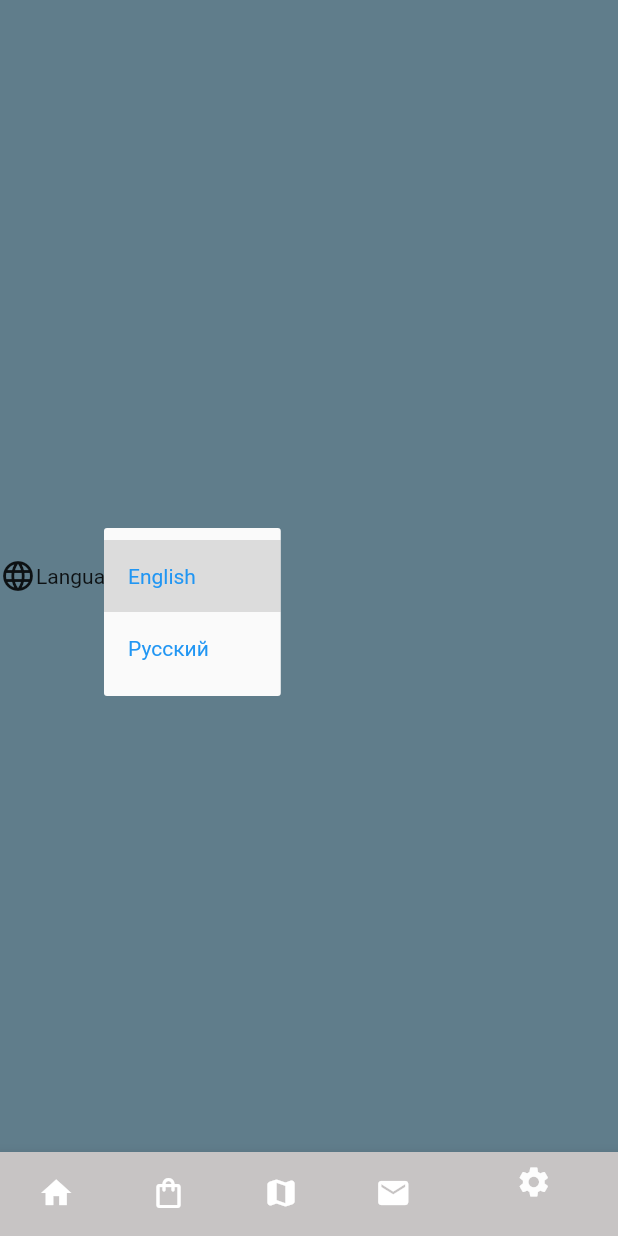
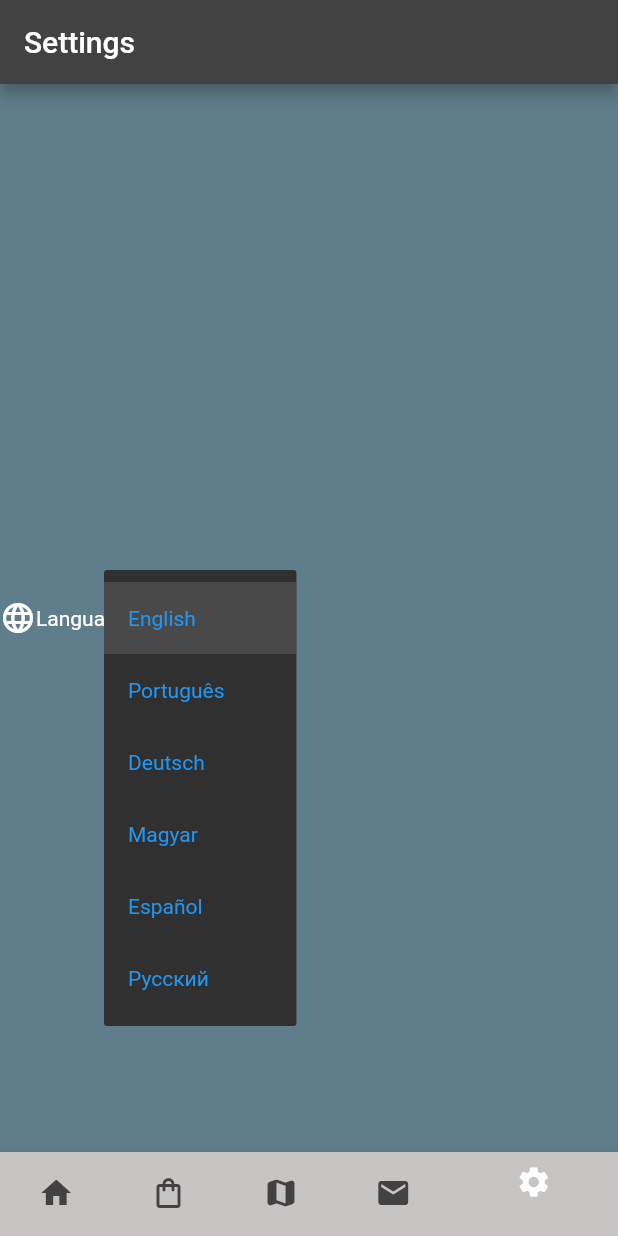
Before and after one commit to BorisKest/park_app, a Flutter app: the screen it shows after launch, item 5 of the bottom bar chosen, after a tap on "English", on a phone screen of 412 x 824 dp. Run offline on Flutter 3.47's test engine with Material 2 defaults, Android fonts, the phone set to English and light mode, and no system bars; generated files the repository leaves out were written again.

Commit message:
Ability to change the language in the app and AppBar

```diff
--- a/lib/l10n/app_de.arb
+++ b/lib/l10n/app_de.arb
@@ -20,5 +20,6 @@
     "adres": "Adresse",
     "website": "Website",
     "map": "Karte",
-    "services": "Dienstleistungen"
+    "services": "Dienstleistungen",
+    "settings": "Sett"
 }
--- a/lib/l10n/app_en.arb
+++ b/lib/l10n/app_en.arb
@@ -24,5 +24,6 @@
     "adres": "Adres",
     "website": "Website",
     "map": "Map",
-    "services": "Services"
+    "services": "Services",
+    "settings": "Settings"
 }
--- a/lib/l10n/app_es.arb
+++ b/lib/l10n/app_es.arb
@@ -21,5 +21,6 @@
     "adres": "Dirección",
     "website": "Página web",
     "map": "Mapa",
-    "services": "Servicios"
+    "services": "Servicios",
+    "settings": "configuros"
 }
--- a/lib/l10n/app_hu.arb
+++ b/lib/l10n/app_hu.arb
@@ -20,5 +20,6 @@
     "adres": "Cím",
     "website": "Honlap",
     "map": "Térkép",
-    "services": "Szolgáltatások"
+    "services": "Szolgáltatások",
+    "settings": "nast"
 }
--- a/lib/l10n/app_pt.arb
+++ b/lib/l10n/app_pt.arb
@@ -20,5 +20,6 @@
     "adres": "Morada",
     "website": "Página Web",
     "map": "Mapa",
-    "services": "Serviços"
+    "services": "Serviços",
+    "settings": "Configuracoes"
 }
--- a/lib/l10n/app_ru.arb
+++ b/lib/l10n/app_ru.arb
@@ -20,5 +20,6 @@
     "adres": "Адрес",
     "website": "Веб-сайт",
     "map": "Карта",
-    "services": "Услуги"
+    "services": "Услуги",
+    "settings": "Настройки"
 }
--- a/lib/l10n/l10n.dart
+++ b/lib/l10n/l10n.dart
@@ -2,8 +2,28 @@ import 'package:flutter/cupertino.dart';
 
 class L10n {
   static final all = [
-    const Locale('en', ''),
-    const Locale('es', ''),
-    const Locale('ru', ''),
+    const Locale('en'), // English
+    const Locale('es'), // Spanish
+    const Locale('ru'), // Russian
+    const Locale('pt'), // Portuges
+    const Locale('de'), // German
+    const Locale('hu'), // Magyar
   ];
+
+  static getLenguageCode(String code) {
+    switch (code) {
+      case 'English':
+        return Locale('en');
+      case 'Español':
+        return Locale('es');
+      case 'Русский':
+        return Locale('ru');
+      case 'Português':
+        return Locale('pt');
+      case 'Deutsch':
+        return Locale('de');
+      case 'Magyar':
+        return Locale('hu');
+    }
+  }
 }
--- a/lib/main.dart
+++ b/lib/main.dart
@@ -1,4 +1,8 @@
+import 'dart:math';
+
 import 'package:flutter/material.dart';
+import 'package:flutter/rendering.dart';
+import 'package:park_app/src/common/widget/locale_provider.dart';
 import 'src/feature/home/widget/home_screen.dart';
 import 'src/feature/product/widget/product_screen.dart';
 import 'src/feature/map/wdiget/map_screen.dart';
@@ -6,6 +10,9 @@ import 'src/feature/contacts/widget/contact_screen.dart';
 import 'src/feature/settings/widget/settings_screen.dart';
 import 'package:flutter_gen/gen_l10n/app_localizations.dart';
 import 'package:flutter_localizations/flutter_localizations.dart';
+import 'src/common/const/colors.dart';
+import 'l10n/l10n.dart';
+import 'package:provider/provider.dart';
 
 void main() {
   runApp(const ParkApp());
@@ -15,7 +22,11 @@ class ParkApp extends StatelessWidget {
   const ParkApp({super.key});
 
   @override
-  Widget build(BuildContext context) {
+  Widget build(BuildContext context) => ChangeNotifierProvider(
+        create: (context) => LocaleProvider(),
+        builder: (context, child) {
+          final provider = Provider.of<LocaleProvider>(context);
+
           return MaterialApp(
             localizationsDelegates: const [
               AppLocalizations.delegate,
@@ -23,18 +34,15 @@ class ParkApp extends StatelessWidget {
               GlobalWidgetsLocalizations.delegate,
               GlobalCupertinoLocalizations.delegate,
             ],
-      supportedLocales: const [
-        Locale('en', ''), // English, no country code
-        Locale('es', ''), // Spanish, no country code
-        Locale('ru', ''),
-        Locale('pt', ''),
-        Locale('de', ''),
-        Locale('hu', ''),
-      ],
-      theme: ThemeData(),
+            locale: provider.locale,
+            supportedLocales: L10n.all,
+            theme: ThemeData(
+              brightness: Brightness.dark,
+            ),
             home: const MainScreen(),
           );
-  }
+        },
+      );
 }
 
 class MainScreen extends StatefulWidget {
--- a/lib/src/common/const/colors.dart
+++ b/lib/src/common/const/colors.dart
@@ -1,3 +1,4 @@
 import 'package:flutter/material.dart';
 
-const Color kDarkBlue = Colors.blue;
+const Color kDarkBlue = Colors.blueAccent;
+const Color kDarkGreen = Color.fromARGB(255, 48, 87, 49);
--- a/lib/src/common/widget/lenguage_picker_widget.dart
+++ b/lib/src/common/widget/lenguage_picker_widget.dart
@@ -5,7 +5,7 @@
 //  @override
 //  Widget build(BuildContext context) {
 //    final locale = Localizations.localeOf(context);
-//    final lenguageName = L10n.getLenguageName(locale.languageCode);
+//    final lenguageName = L10n.getLenguage(locale.languageCode);
 //    return Text(lenguageName);
 //  }
 //}
--- a/lib/src/common/widget/locale_provider.dart
+++ b/lib/src/common/widget/locale_provider.dart
@@ -1,13 +1,27 @@
-//import 'package:flutter/cupertino.dart';
-//import 'package:park_app/l10n/l10n.dart';
-//
-//class LocaleProvider extends ChangeNotifier {
-//  Locale _locale = Locale('en');
-//
-//  Locale get locale => _locale;
-//
-//  void setLocale(Locale locale) {
-//    _locale = locale;
-//    notifyListeners();
-//  }
-//}
+import 'package:flutter/cupertino.dart';
+import 'package:park_app/l10n/l10n.dart';
+import 'package:flutter_gen/gen_l10n/app_localizations.dart';
+import 'package:flutter/material.dart';
+import 'package:flutter/rendering.dart';
+import 'package:park_app/src/common/widget/locale_provider.dart';
+import 'package:flutter_gen/gen_l10n/app_localizations.dart';
+import 'package:flutter_localizations/flutter_localizations.dart';
+import 'package:provider/provider.dart';
+
+class LocaleProvider extends ChangeNotifier {
+  Locale _locale = new Locale('en');
+
+  Locale get locale => _locale;
+
+  void setLocale(Locale locale) {
+    if (!L10n.all.contains(locale)) return;
+
+    _locale = locale;
+    notifyListeners();
+  }
+
+  //void clearLocale() {
+  //  _locale = null;
+  //  notifyListeners();
+  //}
+}
--- a/lib/src/feature/contacts/widget/contact_screen.dart
+++ b/lib/src/feature/contacts/widget/contact_screen.dart
@@ -16,6 +16,9 @@ class ContactScreen extends StatelessWidget {
 
   @override
   Widget build(BuildContext context) => Scaffold(
+        appBar: AppBar(
+          title: Text(AppLocalizations.of(context)!.contacts),
+        ),
         body: Column(
           mainAxisAlignment: MainAxisAlignment.start,
           children: <Widget>[
--- a/lib/src/feature/map/wdiget/map_screen.dart
+++ b/lib/src/feature/map/wdiget/map_screen.dart
@@ -1,10 +1,14 @@
 import 'package:flutter/material.dart';
+import 'package:flutter_gen/gen_l10n/app_localizations.dart';
 
 class MapScreen extends StatelessWidget {
   const MapScreen({Key? key}) : super(key: key);
 
   @override
   Widget build(BuildContext context) => Scaffold(
+        appBar: AppBar(
+          title: Text(AppLocalizations.of(context)!.map),
+        ),
         body: Center(
           child: Column(
             mainAxisAlignment: MainAxisAlignment.center,
--- a/lib/src/feature/settings/widget/settings_screen.dart
+++ b/lib/src/feature/settings/widget/settings_screen.dart
@@ -1,11 +1,24 @@
 import 'package:flutter/material.dart';
 import 'package:flutter_gen/gen_l10n/app_localizations.dart';
+import 'package:park_app/src/common/widget/locale_provider.dart';
+import 'dart:math';
+import 'package:flutter/material.dart';
+import 'package:flutter/rendering.dart';
+import 'package:park_app/src/common/widget/locale_provider.dart';
+import 'package:flutter_gen/gen_l10n/app_localizations.dart';
+import 'package:flutter_localizations/flutter_localizations.dart';
+
+import 'package:park_app/l10n/l10n.dart';
+import 'package:provider/provider.dart';
 
 class SettingsScreen extends StatelessWidget {
   const SettingsScreen({Key? key}) : super(key: key);
 
   @override
   Widget build(BuildContext context) => Scaffold(
+        appBar: AppBar(
+          title: Text(AppLocalizations.of(context)!.settings),
+        ),
         body: Center(
           child: Column(
             children: [
@@ -40,10 +53,12 @@ class DropDownMenu extends StatefulWidget {
 }
 
 class _DropDownMenuState extends State<DropDownMenu> {
-  String dropdownValue = 'English';
-
   @override
   Widget build(BuildContext context) {
+    String dropdownValue = 'English';
+    final provider = Provider.of<LocaleProvider>(context);
+    final locale = provider.locale;
+
     return DropdownButton<String>(
       value: dropdownValue,
       icon: const Icon(Icons.arrow_downward),
@@ -51,16 +66,25 @@ class _DropDownMenuState extends State<DropDownMenu> {
       style: const TextStyle(
         color: Colors.blue,
       ),
-      onChanged: (String? newValue) {
+      onChanged: (String? locale) {
         setState(() {
-          dropdownValue = newValue!;
+          dropdownValue = locale!;
         });
       },
-      items: <String>['English', 'Русский']
-          .map<DropdownMenuItem<String>>((String value) {
+      items: <String>[
+        'English',
+        'Português',
+        'Deutsch',
+        'Magyar',
+        'Español',
+        'Русский'
+      ].map<DropdownMenuItem<String>>((String value) {
         return DropdownMenuItem<String>(
           value: value,
           child: Text(value),
+          onTap: () {
+            provider.setLocale(L10n.getLenguageCode(value));
+          },
         );
       }).toList(),
     );
--- a/pubspec.yaml
+++ b/pubspec.yaml
@@ -43,7 +43,7 @@ dev_dependencies:
   flutter_localizations:
     sdk: flutter
   intl: ^0.17.0
-  provider: ^5.0.0
+  provider: ^6.0.0
 
   # The "flutter_lints" package below contains a set of recommended lints to
   # encourage good coding practices. The lint set provided by the package is
```
Also changed, not shown: lib/src/feature/product/widget/product_screen.dart (+6 -6 lines), pubspec.lock. Lines whose indentation alone changed are shown as unchanged.
